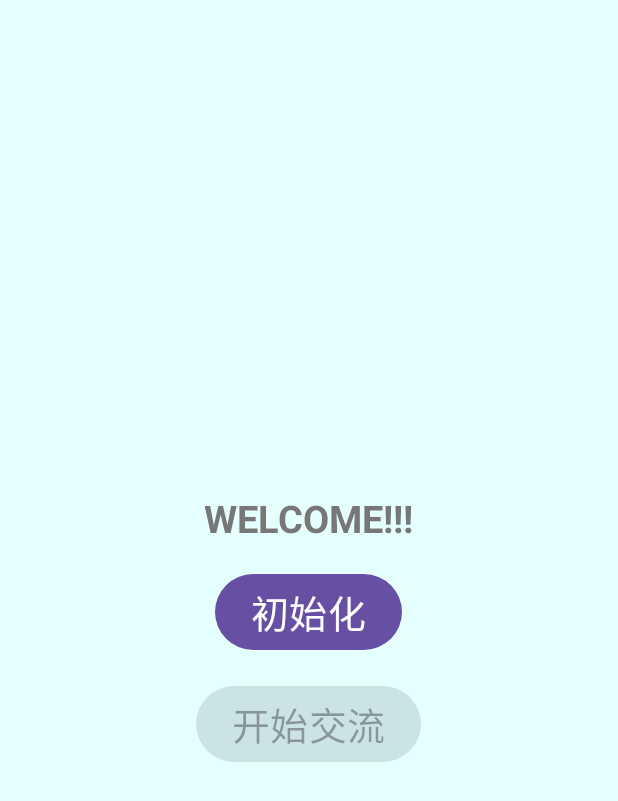
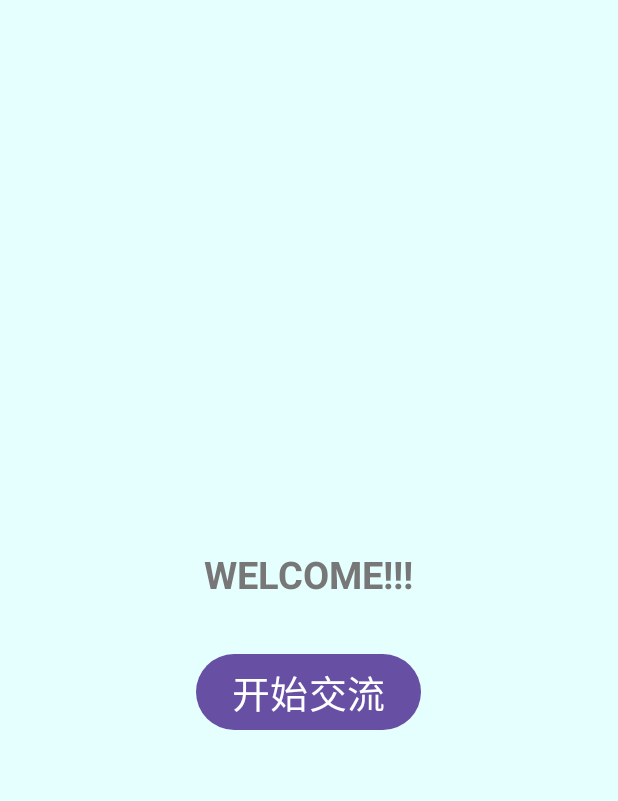
Before and after one commit to TianYouX/audio_app_android, an Android app: the screen it shows after launch (MainActivity), on a phone screen of 412 x 824 dp. Shown: the top 801 px of the screen. Run offline under Robolectric (Android 15) with nearby library versions, the phone set to English and light mode, and no system bars; pictures from the network do not load.

Commit message:
optimized UI

```diff
--- a/app/src/main/java/com/example/audio_app/MainActivity.java
+++ b/app/src/main/java/com/example/audio_app/MainActivity.java
@@ -89,6 +89,8 @@ public class MainActivity extends AppCompatActivity {
     // 开始交流.
     public void startChatting(View view) {
         if(recordButton.getText() == "开始交流"){
+            initAll(view);
+
             // 开始录音.
             audioHandler.startRecording();
 
@@ -100,7 +102,7 @@ public class MainActivity extends AppCompatActivity {
             //关闭会话
             closeAll();
             statusText.setText("会话已关闭");
-            recordButton.setEnabled(false);
+//            recordButton.setEnabled(false);
 
             // ui表现.
             binding.gifView.setVisibility(View.INVISIBLE);
--- a/app/src/main/res/layout/activity_main.xml
+++ b/app/src/main/res/layout/activity_main.xml
@@ -23,25 +23,25 @@
         android:text="WELCOME!!!"
         android:textStyle="bold"
         android:textSize="25sp"
-        android:layout_marginTop="16dp"
+        android:layout_marginTop="32dp"
         android:textColor="#777777"/>
 
     <Button
         android:id="@+id/session_button"
         android:layout_width="wrap_content"
         android:layout_height="wrap_content"
-        android:layout_marginTop="16dp"
+        android:layout_marginTop="32dp"
         android:text="初始化"
         android:textSize="25sp"
-        android:onClick="initAll"/>
+        android:onClick="initAll"
+        android:visibility="gone"/>
 
     <Button
         android:id="@+id/record_button"
         android:layout_width="wrap_content"
         android:layout_height="wrap_content"
-        android:layout_marginTop="16dp"
+        android:layout_marginTop="32dp"
         android:textSize="25sp"
-        android:enabled="false"
         android:onClick="startChatting"/>
 
     <Button
```
